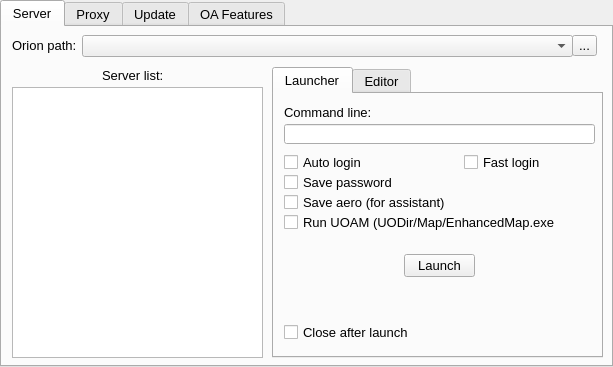
This is orionlauncherwindow.ui in Hotride/OrionLauncher as Qt 5 draws it before an edit. The edited form follows.
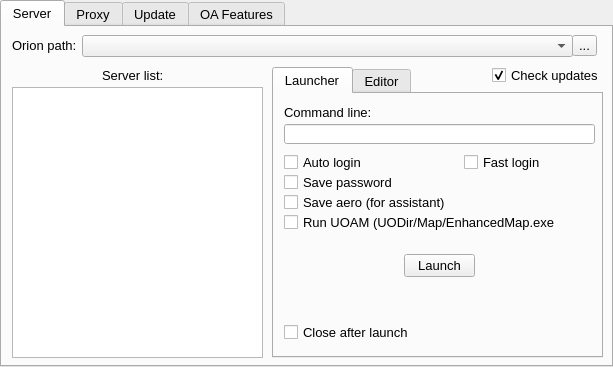
This is the edited form. The open tabs and pages were chosen to show the change.

The edit to the form file:
```diff
--- a/orionlauncherwindow.ui
+++ b/orionlauncherwindow.ui
@@ -456,6 +456,22 @@
          <bool>false</bool>
         </property>
        </widget>
+       <widget class="QCheckBox" name="cb_CheckUpdates">
+        <property name="geometry">
+         <rect>
+          <x>490</x>
+          <y>40</y>
+          <width>111</width>
+          <height>17</height>
+         </rect>
+        </property>
+        <property name="text">
+         <string>Check updates</string>
+        </property>
+        <property name="checked">
+         <bool>true</bool>
+        </property>
+       </widget>
       </widget>
       <widget class="QWidget" name="tb_Proxy">
        <attribute name="title">
```
Left out of the diff: 2 changed lines with no effect on the pictures.
